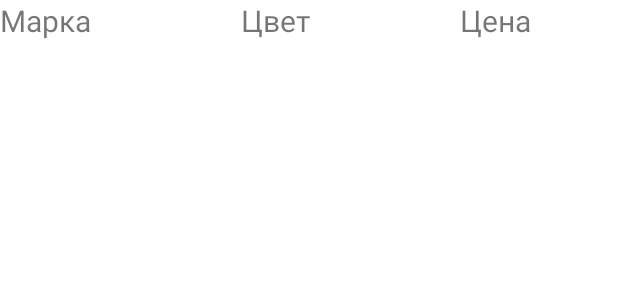
After one commit to temamironovonline/forhome, an Android app: the layout activity_forlistview.xml on its own in the app's theme, with its tools: preview values and no code run, on a phone screen of 412 x 824 dp. The commit adds this screen. Shown: the top 300 px of the screen. Run offline under Robolectric (Android 15) with nearby library versions, the phone set to English and light mode, and no system bars.

Commit message:
Creating list view

```diff
--- a/app/src/main/java/com/example/task1classwork/MainActivity.java
+++ b/app/src/main/java/com/example/task1classwork/MainActivity.java
@@ -14,7 +14,7 @@ import java.sql.Connection;
 import java.sql.ResultSet;
 import java.sql.SQLException;
 import java.sql.Statement;
-
+// http://davidmd.ru/2011/12/16/%D1%81%D0%BE%D0%B7%D0%B4%D0%B0%D0%B5%D0%BC-%D1%81%D0%B2%D0%BE%D0%B9-%D0%BA%D0%B0%D1%81%D1%82%D0%BE%D0%BC%D0%BD%D1%8B%D0%B9-listview/
 public class MainActivity extends AppCompatActivity {
 
     Connection connection;
--- /dev/null
+++ b/app/src/main/res/layout/activity_forlistview.xml
@@ -0,0 +1,69 @@
+<?xml version="1.0" encoding="utf-8"?>
+<androidx.constraintlayout.widget.ConstraintLayout xmlns:android="http://schemas.android.com/apk/res/android"
+    xmlns:app="http://schemas.android.com/apk/res-auto"
+    xmlns:tools="http://schemas.android.com/tools"
+    android:layout_width="match_parent"
+    android:layout_height="match_parent">
+
+    <LinearLayout
+        android:orientation="horizontal"
+        android:layout_width="match_parent"
+        android:layout_height="wrap_content"
+        tools:ignore="MissingConstraints">
+        <TableLayout
+            android:id="@+id/tablelayout"
+            android:layout_height="wrap_content"
+            android:layout_width="fill_parent">
+            <TableRow
+                >
+                <TextView
+                    android:id="@+id/showCarName"
+                    android:layout_width="wrap_content"
+                    android:layout_height="wrap_content"
+                    android:text="Марка"
+                    android:textSize="20dp"
+                    app:layout_constraintBottom_toBottomOf="parent"
+                    app:layout_constraintEnd_toEndOf="parent"
+                    app:layout_constraintHorizontal_bias="0.045"
+                    app:layout_constraintStart_toStartOf="parent"
+                    app:layout_constraintTop_toTopOf="parent"
+                    app:layout_constraintVertical_bias="0.022"
+                    android:paddingRight="50dp"
+                    android:paddingBottom="20dp"
+                    />
+
+                <TextView
+                    android:id="@+id/showCarColor"
+                    android:layout_width="wrap_content"
+                    android:layout_height="wrap_content"
+                    android:text="Цвет"
+                    android:textSize="20dp"
+                    app:layout_constraintBottom_toBottomOf="parent"
+                    app:layout_constraintEnd_toEndOf="parent"
+                    app:layout_constraintHorizontal_bias="0.2"
+                    app:layout_constraintStart_toEndOf="@+id/showCarName"
+                    app:layout_constraintTop_toTopOf="parent"
+                    app:layout_constraintVertical_bias="0.022"
+                    android:paddingLeft="50dp"
+                    android:paddingRight="50dp"
+                    android:paddingBottom="20dp"/>
+
+                <TextView
+                    android:id="@+id/showCarPrice"
+                    android:layout_width="wrap_content"
+                    android:layout_height="wrap_content"
+                    android:text="Цена"
+                    android:textSize="20dp"
+                    app:layout_constraintBottom_toBottomOf="parent"
+                    app:layout_constraintEnd_toEndOf="parent"
+                    app:layout_constraintHorizontal_bias="0.327"
+                    app:layout_constraintStart_toEndOf="@+id/showCarColor"
+                    app:layout_constraintTop_toTopOf="parent"
+                    app:layout_constraintVertical_bias="0.022"
+                    android:paddingLeft="50dp"
+                    android:paddingBottom="20dp"/>
+            </TableRow>
+        </TableLayout>
+
+    </LinearLayout>
+</androidx.constraintlayout.widget.ConstraintLayout>
```
Also changed, not shown: app/src/main/java/com/example/task1classwork/Cars.java (added, +15 -0 lines), app/src/main/java/com/example/task1classwork/CarsAdapter.java (added, +58 -0 lines), app/src/main/java/com/example/task1classwork/ReadCars.java (+48 -21 lines), app/src/main/res/layout/activity_readcars.xml (+14 -7 lines), app/src/main/res/layout/activity_readcars2.xml (added, +20 -0 lines).
